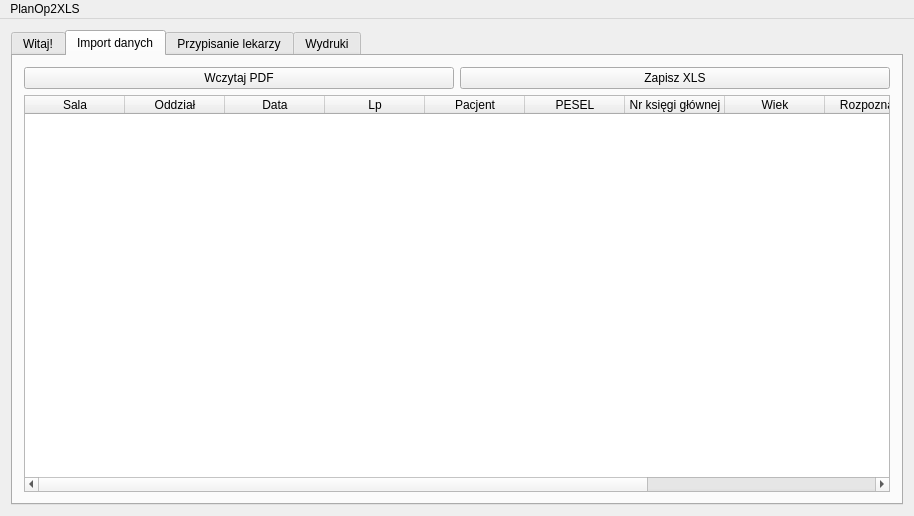
Old version of the form amms_planop2xls/mainwindow.ui in the repository mpasternak/amms-planop2xls.
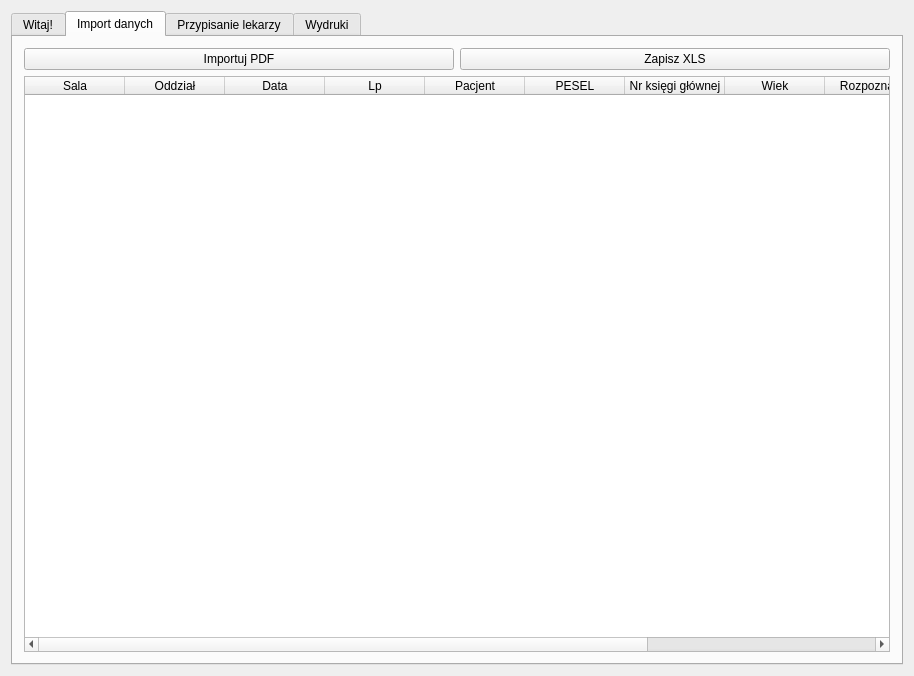
New version of the form. The open tabs and pages were chosen to show the change. Icons and pictures are not drawn.

Commit message: Zmień nazwę przycisku (importujPDF)

Diff of the .ui file:
```diff
--- a/amms_planop2xls/mainwindow.ui
+++ b/amms_planop2xls/mainwindow.ui
@@ -7,7 +7,7 @@
     <x>0</x>
     <y>0</y>
     <width>914</width>
-    <height>516</height>
+    <height>676</height>
    </rect>
   </property>
   <property name="windowTitle">
@@ -17,6 +17,12 @@
    <layout class="QHBoxLayout" name="horizontalLayout">
     <item>
      <widget class="QTabWidget" name="tabWidget">
+      <property name="tabPosition">
+       <enum>QTabWidget::North</enum>
+      </property>
+      <property name="tabShape">
+       <enum>QTabWidget::Rounded</enum>
+      </property>
       <property name="currentIndex">
        <number>0</number>
       </property>
@@ -71,7 +77,7 @@
              </sizepolicy>
             </property>
             <property name="text">
-             <string>Wczytaj PDF</string>
+             <string>Importuj PDF</string>
             </property>
            </widget>
           </item>
@@ -244,23 +250,6 @@
     </item>
    </layout>
   </widget>
-  <widget class="QMenuBar" name="menuBar">
-   <property name="geometry">
-    <rect>
-     <x>0</x>
-     <y>0</y>
-     <width>914</width>
-     <height>22</height>
-    </rect>
-   </property>
-   <widget class="QMenu" name="menuPlanOp2XLS">
-    <property name="title">
-     <string>PlanOp2XLS</string>
-    </property>
-    <addaction name="actionWyj_cie"/>
-   </widget>
-   <addaction name="menuPlanOp2XLS"/>
-  </widget>
   <action name="actionO_programie">
    <property name="text">
     <string>O programie</string>
```
Left out of the diff: 6 changed lines with no effect on the pictures. The commit also changes 2 other files.
